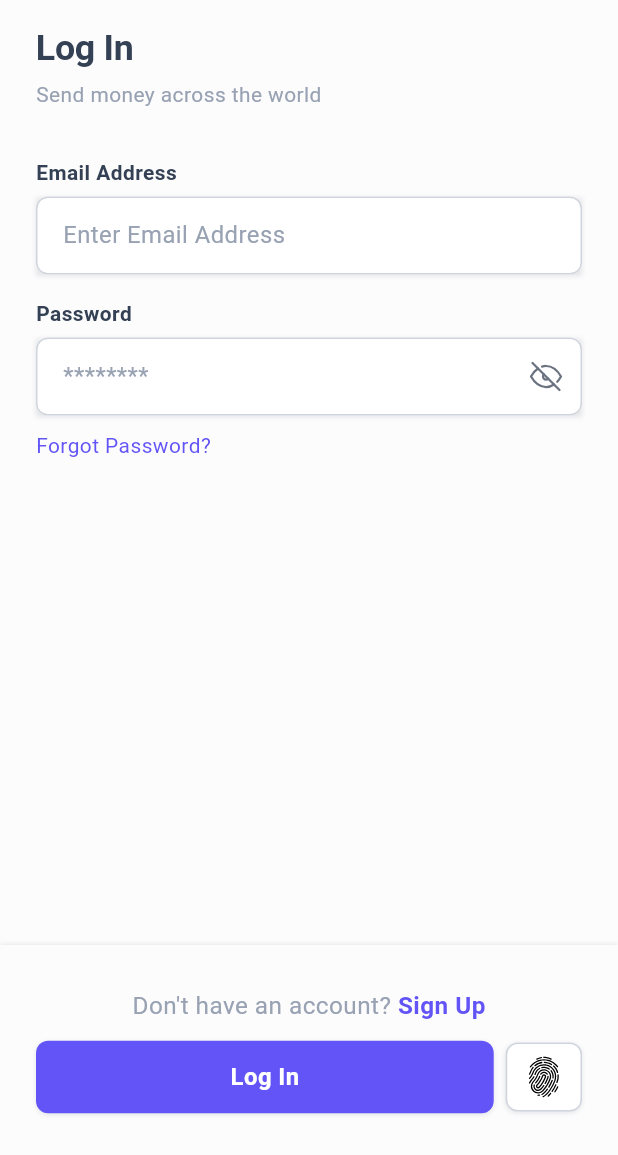
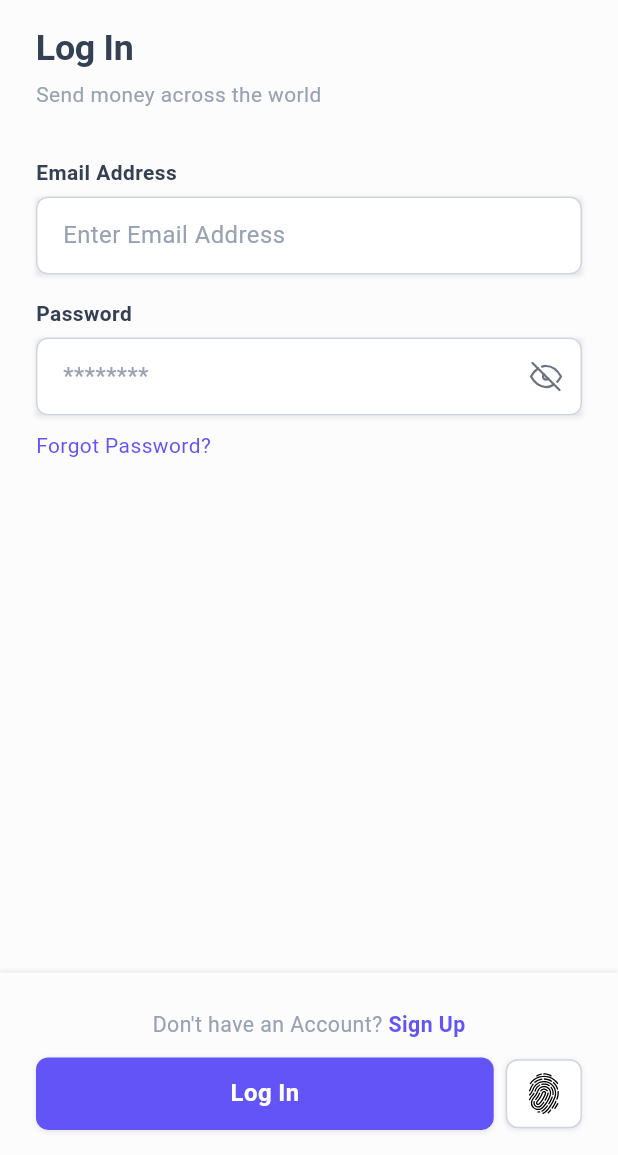
Before and after one commit to maraz-dev/remittance_mobile, a Flutter app: the screen it shows after launch, on a phone screen of 412 x 824 dp, the part 81-1236 px from its top. Run offline on Flutter 3.47's test engine with Material 3 defaults, Android fonts, the phone set to English and light mode, and no system bars; drawn by our look-alikes of flutter_animate; our stand-ins replace clock, device_info_plus, dio, flutter_screenutil, flutter_secure_storage, flutter_spinkit and 11 more; missing offline and left inert: curl_logger_dio_interceptor, dio_cache_interceptor, dio_cache_interceptor_hive_store; accounts and stored records are empty; Roboto replaces fonts that are missing (SFPro).

Commit message:
fix: onboarding and login views

```diff
--- a/lib/view/features/auth/login_screen.dart
+++ b/lib/view/features/auth/login_screen.dart
@@ -1,8 +1,11 @@
 import 'package:flutter/cupertino.dart';
 import 'package:flutter/material.dart';
 import 'package:flutter/widgets.dart';
+import 'package:flutter_screenutil/flutter_screenutil.dart';
 import 'package:flutter_svg/svg.dart';
+import 'package:go_router/go_router.dart';
 import 'package:hooks_riverpod/hooks_riverpod.dart';
+import 'package:remittance_mobile/view/features/auth/create_account_flow/create_account_view.dart';
 import 'package:remittance_mobile/view/features/auth/widgets/auth_title.dart';
 import 'package:remittance_mobile/view/theme/app_colors.dart';
 import 'package:remittance_mobile/view/utils/app_images.dart';
@@ -12,7 +15,7 @@ import 'package:remittance_mobile/view/utils/input_fields.dart';
 import 'package:remittance_mobile/view/utils/validator.dart';
 import 'package:remittance_mobile/view/widgets/back_button.dart';
 import 'package:remittance_mobile/view/widgets/bottom_nav_bar_widget.dart';
-import 'package:remittance_mobile/view/widgets/bottom_widget.dart';
+import 'package:remittance_mobile/view/widgets/richtext_widget.dart';
 import 'package:remittance_mobile/view/widgets/scaffold_body.dart';
 import 'package:flutter_animate/flutter_animate.dart';
 
@@ -43,7 +46,9 @@ class _LoginViewState extends ConsumerState<LoginScreen> {
   Widget build(BuildContext context) {
     return Scaffold(
       body: ScaffoldBody(
-        body: Column(
+        body: Form(
+          key: _formKey,
+          child: Column(
             crossAxisAlignment: CrossAxisAlignment.start,
             children: [
               32.0.height,
@@ -90,10 +95,14 @@ class _LoginViewState extends ConsumerState<LoginScreen> {
             ],
           ),
         ),
+      ),
       bottomNavigationBar: BottomNavBarWidget(
+        height: 120.h,
         children: [
-          const BottomWidget(
-            isSignIn: true,
+          RichTextWidget(
+            text: "Don't have an Account?",
+            hyperlink: ' Sign Up',
+            onTap: () => context.pushNamed(CreateAccountView.path),
           ),
           12.0.height,
           Row(
--- a/lib/view/route.dart
+++ b/lib/view/route.dart
@@ -2,7 +2,7 @@ import 'package:flutter/material.dart';
 import 'package:go_router/go_router.dart';
 import 'package:hooks_riverpod/hooks_riverpod.dart';
 import 'package:remittance_mobile/view/features/auth/login_screen.dart';
-import 'package:remittance_mobile/view/features/auth/sign_up_email_screen.dart';
+import 'package:remittance_mobile/view/features/auth/create_account_flow/create_account_view.dart';
 
 final GlobalKey<NavigatorState> rootNavigation = GlobalKey(debugLabel: "root");
 final GlobalKey<NavigatorState> shellNavigation =
@@ -24,9 +24,9 @@ final routeProvider = Provider<GoRouter>((ref) {
           builder: (context, state) => const LoginScreen(),
         ),
         GoRoute(
-          path: SignUpEmailScreen.path,
-          name: SignUpEmailScreen.path,
-          builder: (context, state) => const SignUpEmailScreen(),
+          path: CreateAccountView.path,
+          name: CreateAccountView.path,
+          builder: (context, state) => const CreateAccountView(),
         ),
 
         // GoRoute(
--- a/lib/view/widgets/bottom_nav_bar_widget.dart
+++ b/lib/view/widgets/bottom_nav_bar_widget.dart
@@ -1,4 +1,5 @@
 import 'package:flutter/material.dart';
+import 'package:flutter_screenutil/flutter_screenutil.dart';
 import 'package:remittance_mobile/view/theme/app_colors.dart';
 
 class BottomNavBarWidget extends StatelessWidget {
@@ -13,8 +14,8 @@ class BottomNavBarWidget extends StatelessWidget {
   @override
   Widget build(BuildContext context) {
     return Container(
-      padding: const EdgeInsets.symmetric(horizontal: 24, vertical: 8),
-      height: height ?? 140,
+      padding: const EdgeInsets.fromLTRB(24, 8, 24, 0),
+      height: height ?? 80.h,
       decoration: BoxDecoration(
         color: AppColors.kBackgroundColor,
         boxShadow: [
--- a/lib/view/widgets/bottom_widget.dart
+++ /dev/null
@@ -1,41 +0,0 @@
-import 'package:flutter/gestures.dart';
-import 'package:flutter/material.dart';
-import 'package:go_router/go_router.dart';
-import 'package:remittance_mobile/view/features/auth/login_screen.dart';
-import 'package:remittance_mobile/view/features/auth/sign_up_email_screen.dart';
-import 'package:remittance_mobile/view/theme/app_colors.dart';
-
-class BottomWidget extends StatelessWidget {
-  final bool isSignIn;
-  const BottomWidget({
-    super.key,
-    required this.isSignIn,
-  });
-
-  @override
-  Widget build(BuildContext context) {
-    return Center(
-        child: RichText(
-      text: TextSpan(
-        text:
-            isSignIn ? "Don't have an account? " : "Already have an account? ",
-        style: Theme.of(context).textTheme.bodyLarge,
-        children: [
-          TextSpan(
-            text: isSignIn ? "Sign Up" : "Sign In",
-            style: Theme.of(context).textTheme.bodyLarge!.copyWith(
-                fontWeight: FontWeight.bold, color: AppColors.kPrimaryColor),
-            recognizer: TapGestureRecognizer()
-              ..onTap = isSignIn
-                  ? () {
-                      context.pushNamed(SignUpEmailScreen.path);
-                    }
-                  : () {
-                      context.pushNamed(LoginScreen.path);
-                    },
-          ),
-        ],
-      ),
-    ));
-  }
-}
--- /dev/null
+++ b/lib/view/widgets/richtext_widget.dart
@@ -0,0 +1,33 @@
+import 'package:flutter/gestures.dart';
+import 'package:flutter/material.dart';
+import 'package:remittance_mobile/view/theme/app_colors.dart';
+
+class RichTextWidget extends StatelessWidget {
+  final String text, hyperlink;
+  final Function()? onTap;
+
+  const RichTextWidget({
+    super.key,
+    required this.text,
+    required this.hyperlink,
+    this.onTap,
+  });
+
+  @override
+  Widget build(BuildContext context) {
+    return RichText(
+      text: TextSpan(
+        text: text,
+        style: Theme.of(context).textTheme.bodyMedium,
+        children: [
+          TextSpan(
+            text: hyperlink,
+            style: Theme.of(context).textTheme.bodyMedium!.copyWith(
+                fontWeight: FontWeight.bold, color: AppColors.kPrimaryColor),
+            recognizer: TapGestureRecognizer()..onTap = onTap,
+          ),
+        ],
+      ),
+    );
+  }
+}
--- a/lib/view/widgets/scaffold_body.dart
+++ b/lib/view/widgets/scaffold_body.dart
@@ -11,7 +11,7 @@ class ScaffoldBody extends StatelessWidget {
   Widget build(BuildContext context) {
     return SafeArea(
       child: Padding(
-        padding: const EdgeInsets.symmetric(horizontal: 24, vertical: 8),
+        padding: const EdgeInsets.fromLTRB(24, 8, 24, 0),
         child: body,
       ),
     );
```
Also changed, not shown: lib/view/features/auth/create_account_flow/choose_country_view.dart (added, +89 -0 lines), lib/view/features/auth/create_account_flow/create_account_form_view.dart (added, +62 -0 lines), lib/view/features/auth/create_account_flow/create_account_password_form.dart (added, +63 -0 lines), lib/view/features/auth/create_account_flow/create_account_view.dart (added, +111 -0 lines), lib/view/features/auth/create_account_flow/otp_verification_view.dart (added, +70 -0 lines), lib/view/features/auth/sign_up_email_screen.dart (deleted, +0 -68 lines). Lines whose indentation alone changed are shown as unchanged.
